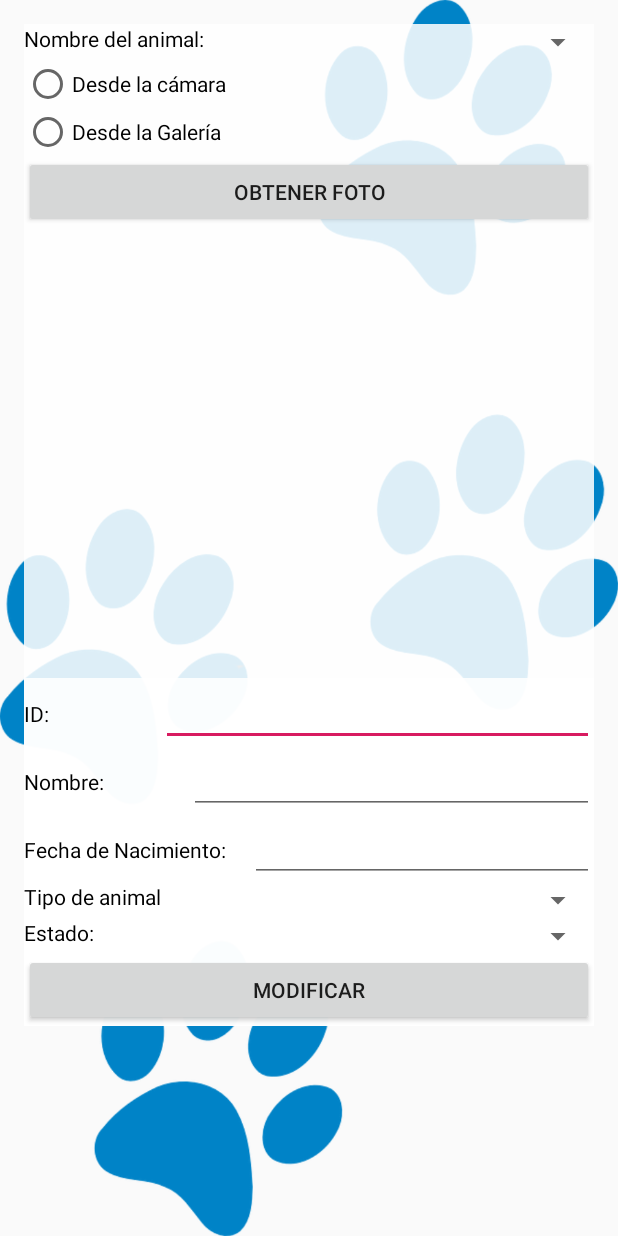
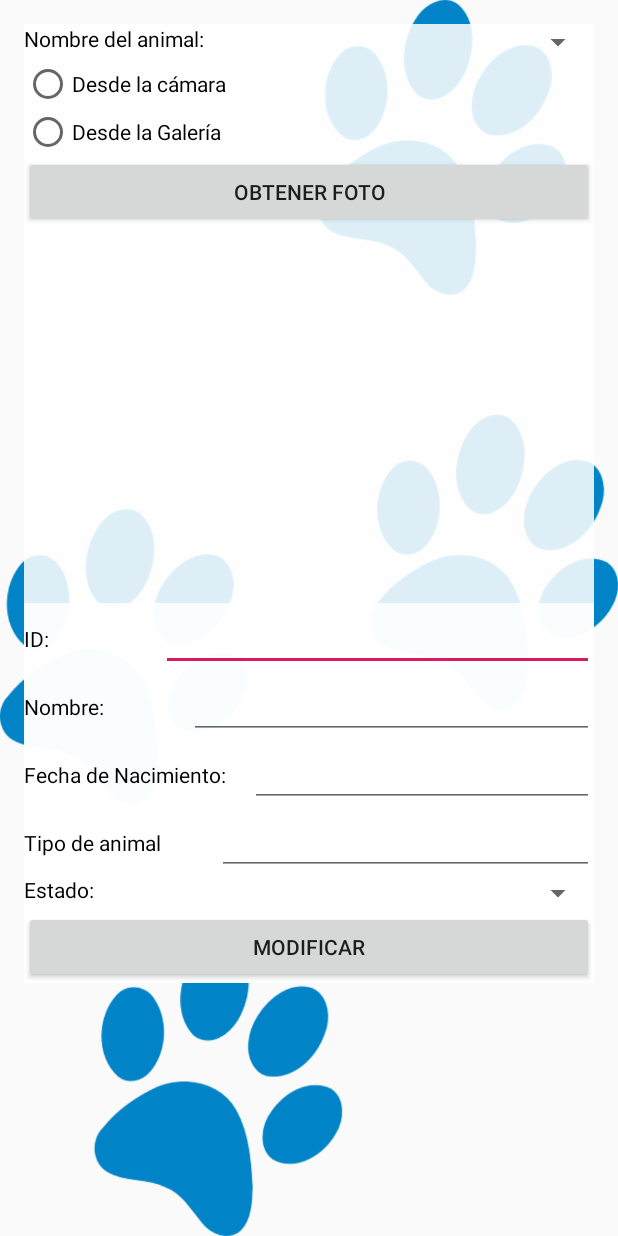
Before and after one commit to jlsoriano86/Protectora, an Android app: the ModificaAnimalesActivity screen opened directly, with no data from a screen before it, on a phone screen of 412 x 824 dp. Run offline under Robolectric (Android 15) with nearby library versions, the phone set to English and light mode, and no system bars.

Commit message:
Cambios en interfaz

```diff
--- a/app/src/main/res/layout/activity_modifica_animales.xml
+++ b/app/src/main/res/layout/activity_modifica_animales.xml
@@ -64,8 +64,8 @@
             android:text="Obtener foto" />
 
         <FrameLayout
-            android:layout_width="250dp"
-            android:layout_height="300dp"
+            android:layout_width="200dp"
+            android:layout_height="250dp"
             android:layout_gravity="center"
             android:padding="16dp">
 
@@ -168,12 +168,14 @@
                 android:textColor="@android:color/black"
                 android:text="Tipo de animal" />
 
-            <Spinner
-                android:id="@+id/spTipo"
+            <EditText
+                android:id="@+id/txtTipo"
                 android:layout_width="wrap_content"
                 android:layout_height="wrap_content"
+                android:layout_weight="1"
+                android:ems="10"
                 android:textColor="@android:color/black"
-                android:layout_weight="1" />
+                android:inputType="textPersonName" />
 
         </LinearLayout>
 
```
